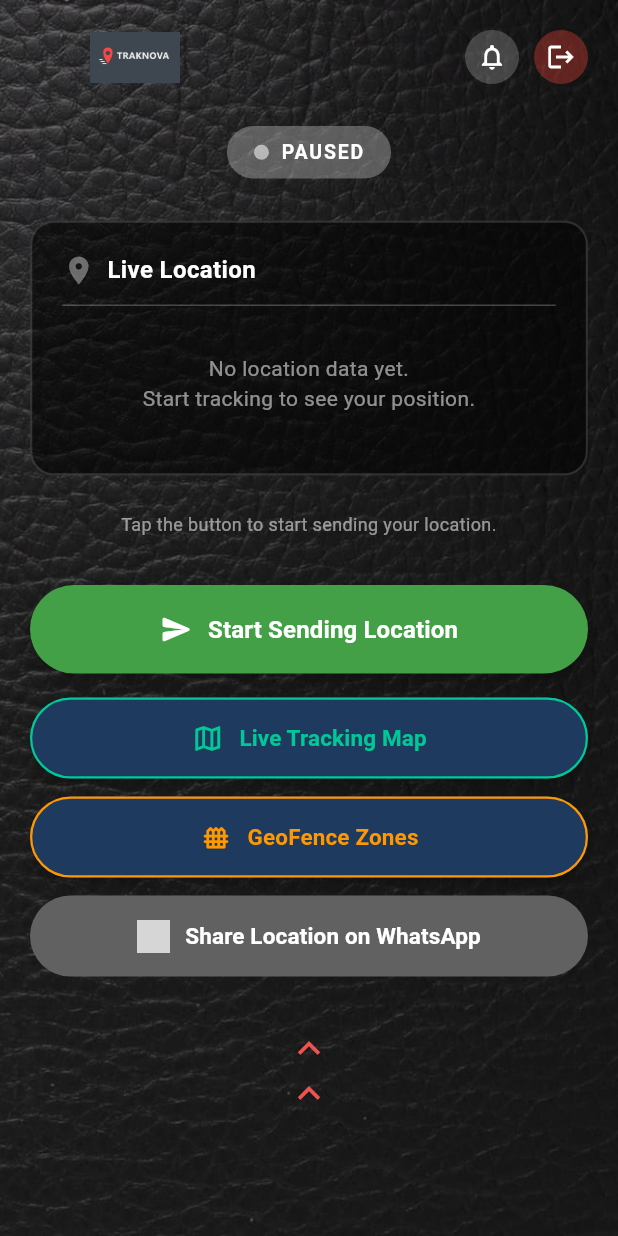
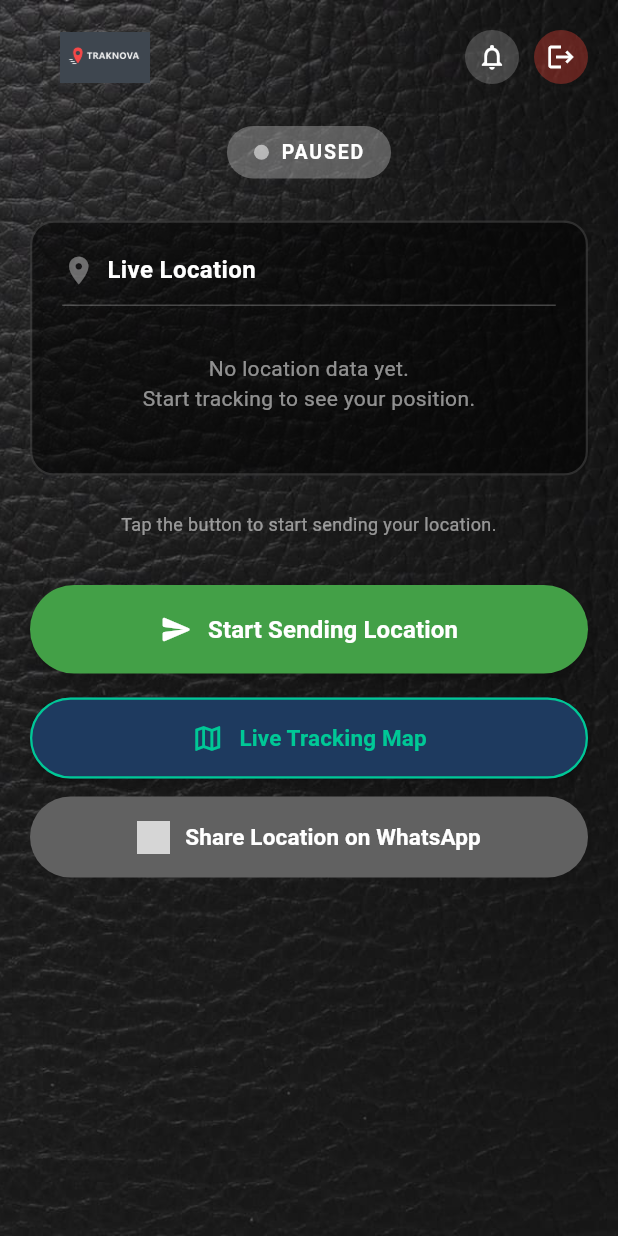
Before and after one commit to NavindaSenavirathna/Traknova-Mobile-App, a Flutter app: the DashboardScreen screen opened by its route, after a tap on the "notifications" icon, on a phone screen of 412 x 824 dp. Run offline on Flutter 3.47's test engine with Material 3 defaults, Android fonts, the phone set to English and light mode, and no system bars; our stand-ins replace flutter_map, geolocator, get_it, latlong2, permission_handler, shared_preferences and 1 more; missing offline and left inert: flutter_foreground_task, mqtt_client, qr_code_scanner_plus, stomp_dart_client; accounts and stored records are empty; grey boxes are pictures that could not be loaded.

Commit message:
refactor: Remove unused GeoFence button and arrow animation from dashboard screen

```diff
--- a/lib/presentation/screens/dashboard_screen.dart
+++ b/lib/presentation/screens/dashboard_screen.dart
@@ -9,7 +9,6 @@ import '../../core/services/live_location_service.dart';
 import 'login_screen.dart';
 import 'notification_screen.dart';
 import '../../features/tracking/live_tracking_screen.dart';
-import '../../features/geofence/geofence_screen.dart';
 
 class DashboardScreen extends StatefulWidget {
   const DashboardScreen({super.key});
@@ -18,11 +17,7 @@ class DashboardScreen extends StatefulWidget {
   State<DashboardScreen> createState() => _DashboardScreenState();
 }
 
-class _DashboardScreenState extends State<DashboardScreen>
-    with TickerProviderStateMixin {
-  // Arrow animation
-  late AnimationController _arrowController;
-  late Animation<double> _arrowAnimation;
+class _DashboardScreenState extends State<DashboardScreen> {
 
   // Login success notification
   bool _showLoginSuccess = true;
@@ -39,15 +34,6 @@ class _DashboardScreenState extends State<DashboardScreen>
   @override
   void initState() {
     super.initState();
-
-    _arrowController = AnimationController(
-      duration: const Duration(seconds: 2),
-      vsync: this,
-    );
-    _arrowAnimation = Tween<double>(begin: 0, end: -20).animate(
-      CurvedAnimation(parent: _arrowController, curve: Curves.easeInOut),
-    );
-    _arrowController.repeat(reverse: true);
 
     _loginMessageTimer = Timer(const Duration(seconds: 3), () {
       if (mounted) setState(() => _showLoginSuccess = false);
@@ -68,7 +54,6 @@ class _DashboardScreenState extends State<DashboardScreen>
 
   @override
   void dispose() {
-    _arrowController.dispose();
     _loginMessageTimer?.cancel();
     _locationSub?.cancel();
     super.dispose();
@@ -242,7 +227,7 @@ class _DashboardScreenState extends State<DashboardScreen>
                   child: Column(
                     children: [
                       Padding(
-                        padding: const EdgeInsets.symmetric(horizontal: 20, vertical: 20),
+                        padding: const EdgeInsets.fromLTRB(0, 20, 20, 20),
                         child: Row(
                           mainAxisAlignment: MainAxisAlignment.spaceBetween,
                           children: [
@@ -481,48 +466,6 @@ class _DashboardScreenState extends State<DashboardScreen>
                         ),
                       ),
                       const SizedBox(height: 12),
-
-                      // GeoFence button
-                      Container(
-                        width: double.infinity,
-                        margin: const EdgeInsets.symmetric(horizontal: 20),
-                        child: ElevatedButton(
-                          onPressed: () => Navigator.push(
-                            context,
-                            MaterialPageRoute(
-                              builder: (_) => const GeoFenceScreen(),
-                            ),
-                          ),
-                          style: ElevatedButton.styleFrom(
-                            backgroundColor: const Color(0xFF1E3A5F),
-                            padding: const EdgeInsets.symmetric(vertical: 16),
-                            shape: RoundedRectangleBorder(
-                              borderRadius: BorderRadius.circular(30),
-                              side: const BorderSide(color: Color(0xFFFF9800), width: 1.5),
-                            ),
-                            elevation: 4,
-                          ),
-                          child: const Row(
-                            mainAxisAlignment: MainAxisAlignment.center,
-                            children: [
-                              Icon(Icons.fence_rounded, color: Color(0xFFFF9800), size: 22),
-                              SizedBox(width: 10),
-                              Text(
-                                'GeoFence Zones',
-                                style: TextStyle(
-                                  fontSize: 15,
-                                  color: Color(0xFFFF9800),
-                                  fontWeight: FontWeight.w600,
-                                ),
-                              ),
-                            ],
-                          ),
-                        ),
-                      ),
-
-                      const SizedBox(height: 12),
-
-                      // Share on WhatsApp button
                       Container(
                         width: double.infinity,
                         margin: const EdgeInsets.symmetric(horizontal: 20),
@@ -564,18 +507,6 @@ class _DashboardScreenState extends State<DashboardScreen>
                         ),
                       ),
                       const SizedBox(height: 40),
-                      AnimatedBuilder(
-                        animation: _arrowAnimation,
-                        builder: (_, __) => Transform.translate(
-                          offset: Offset(0, _arrowAnimation.value),
-                          child: Column(
-                            children: [
-                              Icon(Icons.keyboard_arrow_up, color: Colors.red[400], size: 30),
-                              Icon(Icons.keyboard_arrow_up, color: Colors.red[400], size: 30),
-                            ],
-                          ),
-                        ),
-                      ),
                       const SizedBox(height: 10),
                     ],
                   ),
```
